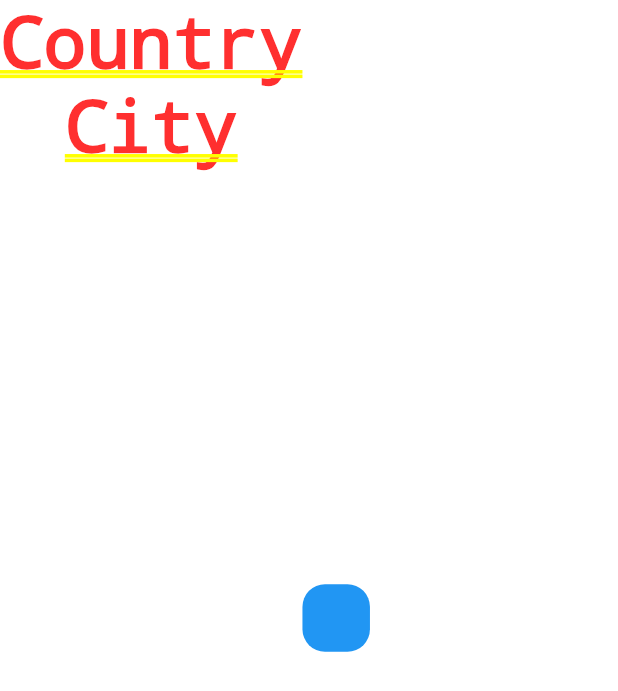
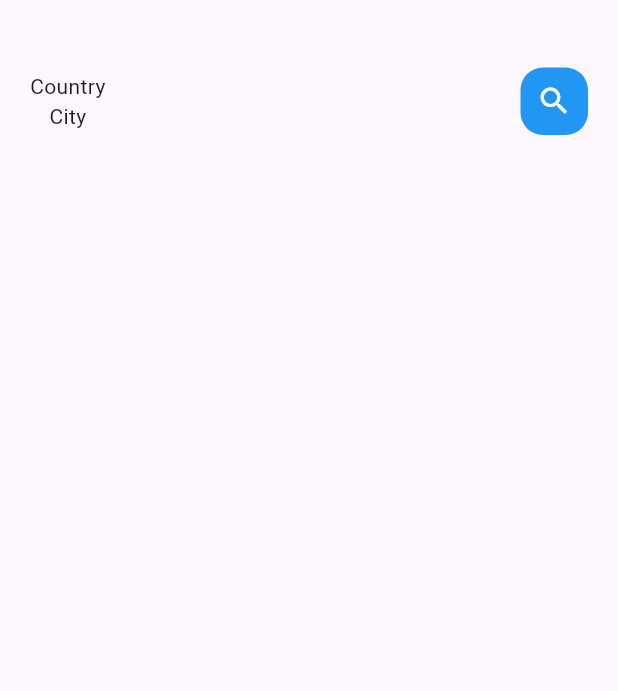
Before and after one commit to jordandefay/saveurs_ardechoises, a Flutter app: the screen it shows after launch, on a phone screen of 412 x 824 dp. Shown: the top 691 px of the screen. Run offline on Flutter 3.47's test engine with Material 3 defaults, Android fonts, the phone set to English and light mode, and no system bars.

Commit message:
Beginning of navbar

```diff
--- a/lib/home/main_food_page.dart
+++ b/lib/home/main_food_page.dart
@@ -10,22 +10,31 @@
 class _MainFoodPageState extends State<MainFoodPage> {
   @override
   Widget build(BuildContext context) {
-    return Container(
+    return Scaffold(
+        body: Column(children: [
+      Container(
         child: Container(
+            margin: EdgeInsets.only(top: 45, bottom: 15),
+            padding: EdgeInsets.only(left: 20, right: 20),
             child: Row(
+              mainAxisAlignment: MainAxisAlignment.spaceBetween,
               children: [
                 Column(
                   children: [Text("Country"), Text("City")],
                 ),
-          Container(
+                Center(
+                  child: Container(
                       width: 45,
                       height: 45,
+                      child: Icon(Icons.search, color: Colors.white),
                       decoration: BoxDecoration(
                         borderRadius: BorderRadius.circular(15),
                         color: Colors.blue,
-              ))
+                      )),
+                )
               ],
             )),
-    );
+      )
+    ]));
   }
 }
```
Also changed, not shown: lib/main.dart (+1 -88 lines). Lines whose indentation alone changed are shown as unchanged.
